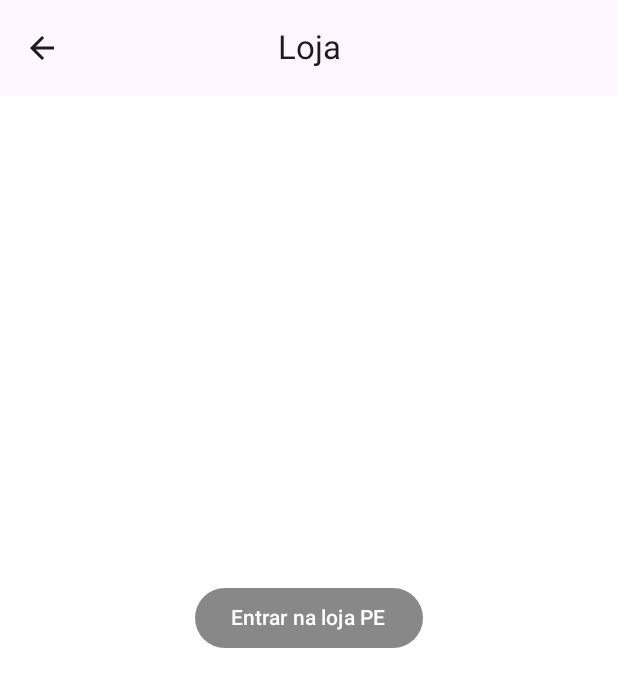
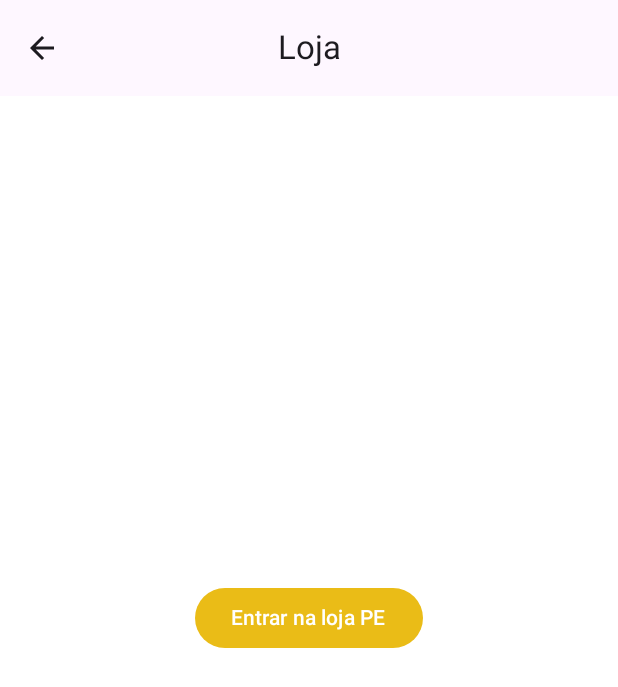
Before and after one commit to eduardasantanab/projeto_mobile_rota_cultural, an Android app built with Jetpack Compose: the Loja screen opened through its navigation route, on a phone screen of 412 x 824 dp. Shown: the top 687 px of the screen. Run offline under Robolectric (Android 15) with nearby library versions, the phone set to English and light mode, and no system bars.

Commit message:
modifica cor do botao para amarelo

```diff
--- a/app/src/main/java/com/example/lunchtray/ui/TelaLojaProdutos.kt
+++ b/app/src/main/java/com/example/lunchtray/ui/TelaLojaProdutos.kt
@@ -64,7 +64,7 @@ fun TelaLojaProdutos() {
             if (!isVisible) {
                 Button(
                     onClick = { setIsVisible(true) },
-                    colors = ButtonDefaults.buttonColors(containerColor = Color.Gray)
+                    colors = ButtonDefaults.buttonColors(containerColor = Color(0xFFEABC17))
                  ) {
                     Text(text = "Entrar na loja PE")
                 }
```
